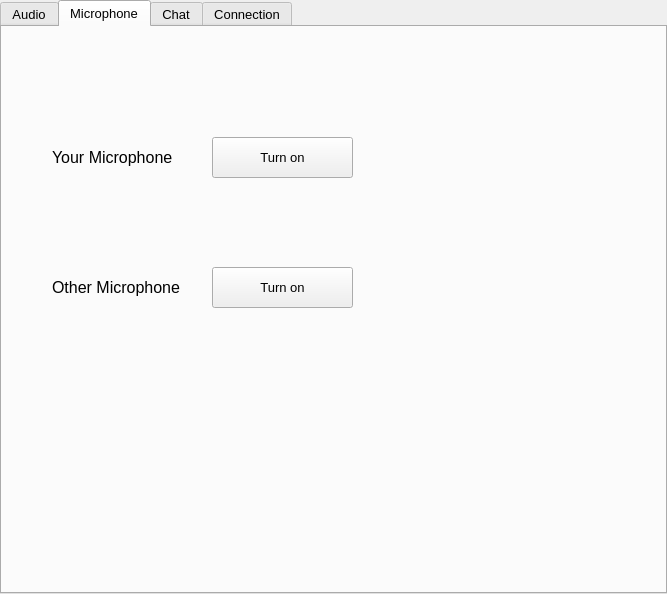
Before: the Qt Designer form src/application/appwindow.ui in mvan/4985Final, drawn with Qt 5.
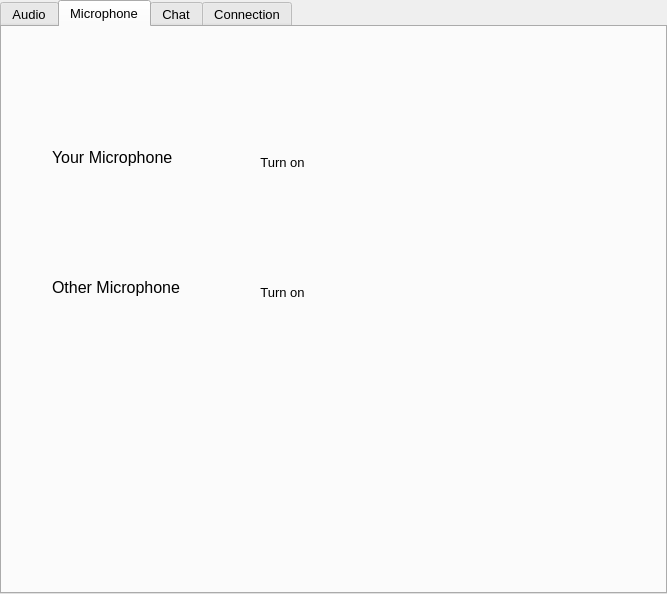
After: the same form once the commit is applied. The open tabs and pages were chosen to show the change. Icons and pictures are not drawn. Custom widgets are drawn as their Qt base class.

Commit message: Microphone tab UI

Patch:
```diff
--- a/src/application/appwindow.ui
+++ b/src/application/appwindow.ui
@@ -601,7 +601,7 @@
       <x>210</x>
       <y>110</y>
       <width>141</width>
-      <height>41</height>
+      <height>51</height>
      </rect>
     </property>
     <property name="font">
@@ -613,6 +613,19 @@
     <property name="text">
      <string>Turn on</string>
     </property>
+    <property name="icon">
+     <iconset resource="../resource/icons.qrc">
+      <normaloff>:/files/yourMicrophone.png</normaloff>:/files/yourMicrophone.png</iconset>
+    </property>
+    <property name="iconSize">
+     <size>
+      <width>48</width>
+      <height>48</height>
+     </size>
+    </property>
+    <property name="flat">
+     <bool>true</bool>
+    </property>
    </widget>
    <widget class="QPushButton" name="txMicroOther">
     <property name="geometry">
@@ -620,7 +633,7 @@
       <x>210</x>
       <y>240</y>
       <width>141</width>
-      <height>41</height>
+      <height>51</height>
      </rect>
     </property>
     <property name="font">
@@ -632,6 +645,19 @@
     <property name="text">
      <string>Turn on</string>
     </property>
+    <property name="icon">
+     <iconset resource="../resource/icons.qrc">
+      <normaloff>:/files/otherMicrophone.png</normaloff>:/files/otherMicrophone.png</iconset>
+    </property>
+    <property name="iconSize">
+     <size>
+      <width>48</width>
+      <height>48</height>
+     </size>
+    </property>
+    <property name="flat">
+     <bool>true</bool>
+    </property>
    </widget>
    <widget class="QLabel" name="microOther">
     <property name="geometry">
```
Left out of the diff: 6 changed lines with no effect on the pictures. The commit also changes 5 other files.
